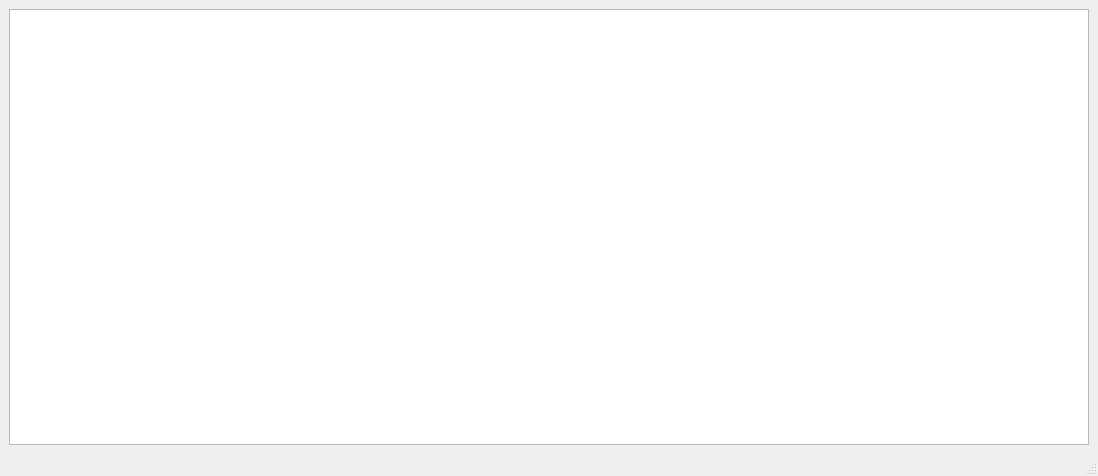
The window that mainwindow.ui (eloranta/WWA) describes before a commit, drawn with Qt 5.
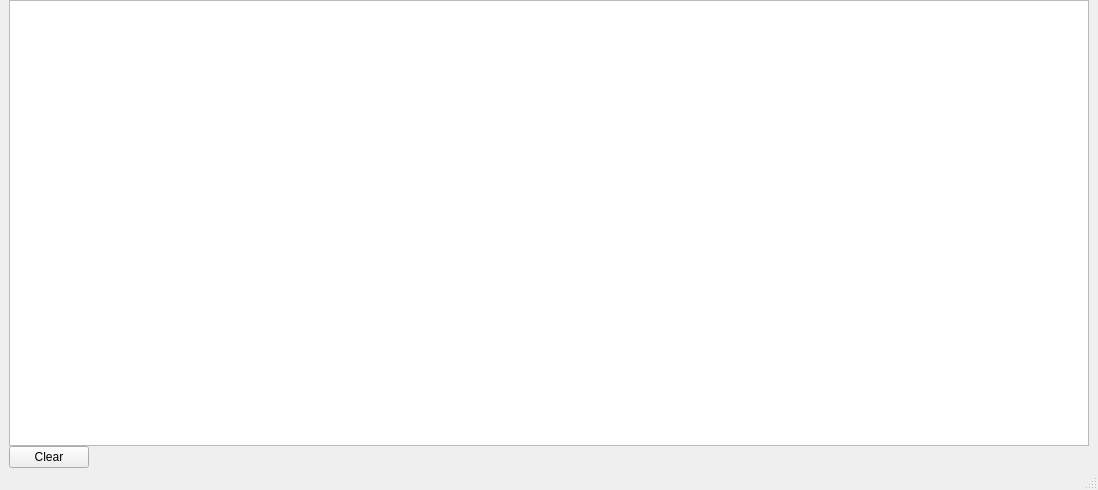
The same window after the commit.

Commit message: add clear button

```diff
--- a/mainwindow.ui
+++ b/mainwindow.ui
@@ -7,7 +7,7 @@
     <x>0</x>
     <y>0</y>
     <width>1098</width>
-    <height>476</height>
+    <height>490</height>
    </rect>
   </property>
   <property name="windowTitle">
@@ -15,6 +15,15 @@
   </property>
   <widget class="QWidget" name="centralwidget">
    <layout class="QGridLayout" name="gridLayout">
+    <property name="topMargin">
+     <number>0</number>
+    </property>
+    <property name="bottomMargin">
+     <number>0</number>
+    </property>
+    <property name="verticalSpacing">
+     <number>0</number>
+    </property>
     <item row="0" column="0">
      <widget class="QTableView" name="tableView">
       <attribute name="horizontalHeaderVisible">
@@ -25,6 +34,30 @@
       </attribute>
      </widget>
     </item>
+    <item row="1" column="0">
+     <layout class="QHBoxLayout" name="horizontalLayout">
+      <item>
+       <widget class="QPushButton" name="clearButton">
+        <property name="text">
+         <string>Clear</string>
+        </property>
+       </widget>
+      </item>
+      <item>
+       <spacer name="horizontalSpacer">
+        <property name="orientation">
+         <enum>Qt::Orientation::Horizontal</enum>
+        </property>
+        <property name="sizeHint" stdset="0">
+         <size>
+          <width>40</width>
+          <height>20</height>
+         </size>
+        </property>
+       </spacer>
+      </item>
+     </layout>
+    </item>
    </layout>
   </widget>
   <widget class="QMenuBar" name="menubar">
```
The commit also changes 2 other files.
